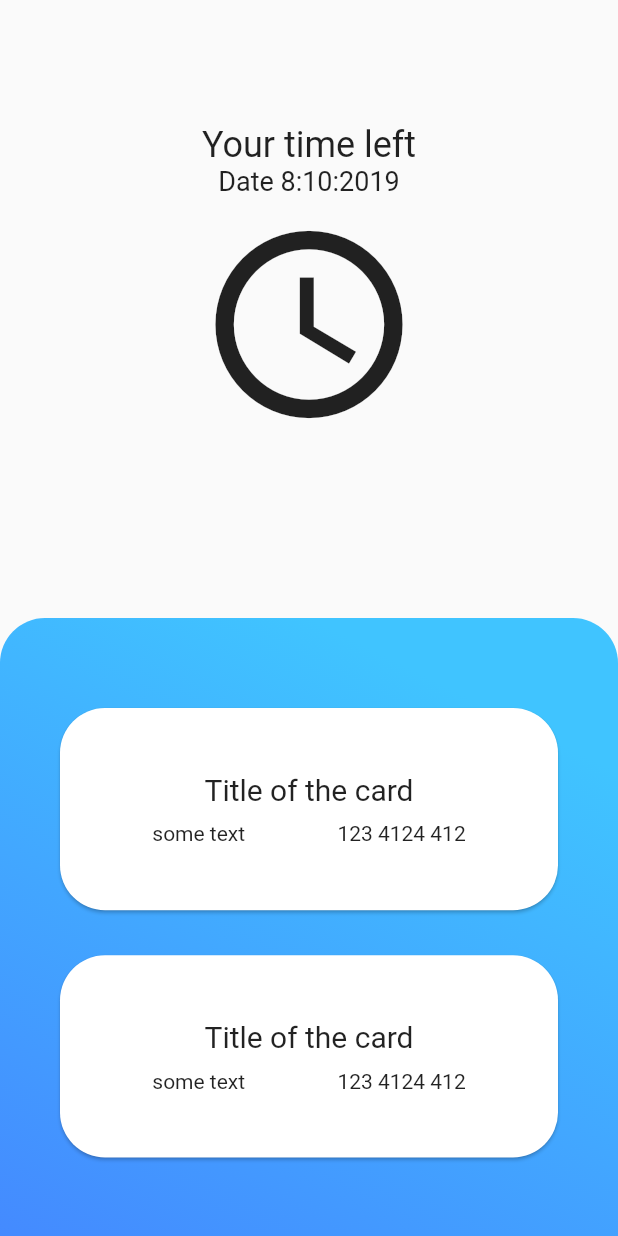
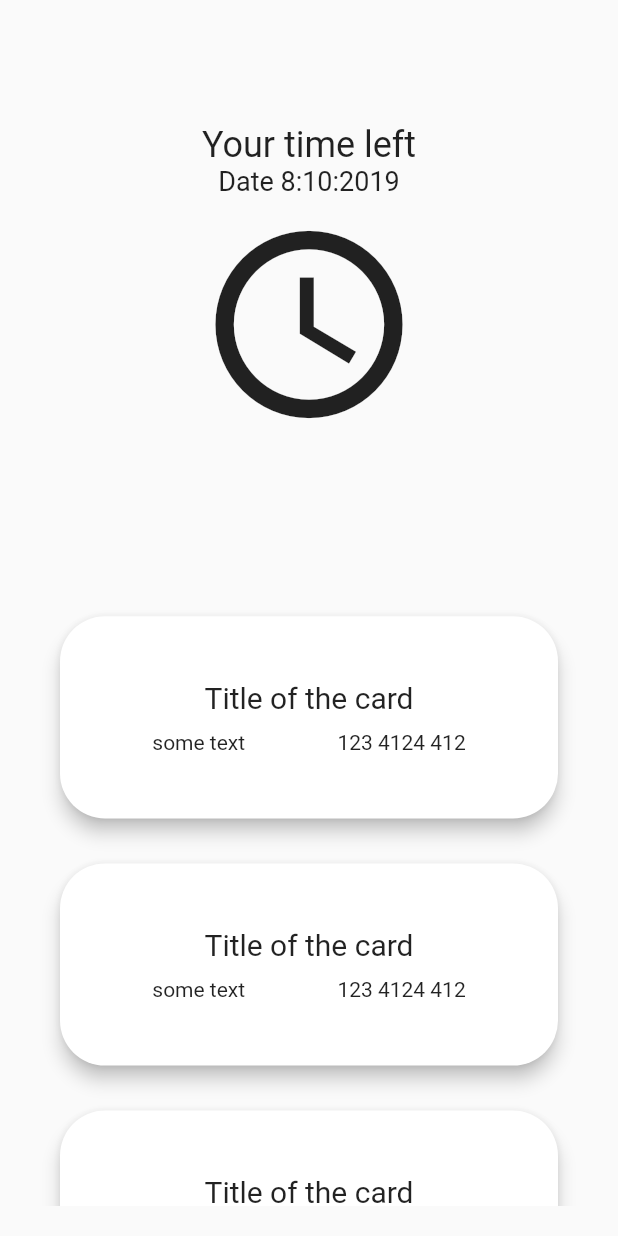
Before and after one commit to ArkadiiShatkovskyi/Flutter, a Flutter app: the screen it shows after launch, on a phone screen of 412 x 824 dp. Run offline on Flutter 3.47's test engine with Material 2 defaults, Android fonts, the light colour scheme and no system bars; our stand-ins replace ant_icons, cloud_firestore, firebase_auth, flare_flutter, gradient_app_bar, smooth_star_rating; accounts and stored records are empty.

Commit message:
UI was changed

```diff
--- a/life_time_app/life_time_app/lib/screens/TimeScreen.dart
+++ b/life_time_app/life_time_app/lib/screens/TimeScreen.dart
@@ -40,30 +40,37 @@ class TimeScreen extends StatelessWidget {
             bottom: 0,
             child: Container(
               width: media.width,
-              height: media.height / 2,
+              height: media.height * .55,
               decoration: BoxDecoration(
-                gradient: LinearGradient(
+                /*gradient: LinearGradient(
                   begin: Alignment.topCenter,
                   end: Alignment.bottomLeft,
                   colors: [
                     Colors.lightBlueAccent,
                     Colors.blueAccent,
                   ],
-                ),
+                ),*/
 //                color: Colors.black54,
+//                border: Border.all(color: Colors.black),
                 borderRadius: BorderRadius.only(
                     topRight: Radius.circular(30),
                     topLeft: Radius.circular(30)),
               ),
               child: Padding(
-                padding: const EdgeInsets.only(top: 30.0, bottom: 30),
+                padding: const EdgeInsets.only(top: 30, bottom: 20),
                 child: ListView(
                   children: <Widget>[
                     SizedBox(
+                      height: 10,
+                    ),
+                    SizedBox(
                       height: media.height * .2,
                       child: Card(
-                        shape: RoundedRectangleBorder(borderRadius: BorderRadius.circular(30)),
-                        margin: EdgeInsets.only(top: 30, left: 40, right: 40),
+                        elevation: 5,
+                        shape: RoundedRectangleBorder(
+                            borderRadius: BorderRadius.circular(30)),
+                        margin:
+                            EdgeInsets.only(left: 40, right: 40, bottom: 30),
                         child: Column(
                           mainAxisAlignment: MainAxisAlignment.center,
                           children: <Widget>[
@@ -90,8 +97,11 @@ class TimeScreen extends StatelessWidget {
 //                      width: media.width * .9,
                       height: media.height * .2,
                       child: Card(
-                        shape: RoundedRectangleBorder(borderRadius: BorderRadius.circular(30)),
-                        margin: EdgeInsets.only(top: 30, left: 40, right: 40),
+                        elevation: 5,
+                        shape: RoundedRectangleBorder(
+                            borderRadius: BorderRadius.circular(30)),
+                        margin:
+                            EdgeInsets.only(left: 40, right: 40, bottom: 30),
                         child: Column(
                           mainAxisAlignment: MainAxisAlignment.center,
                           children: <Widget>[
@@ -118,8 +128,11 @@ class TimeScreen extends StatelessWidget {
 //                      width: media.width * .9,
                       height: media.height * .2,
                       child: Card(
-                        shape: RoundedRectangleBorder(borderRadius: BorderRadius.circular(30)),
-                        margin: EdgeInsets.only(top: 30, left: 40, right: 40),
+                        elevation: 5,
+                        shape: RoundedRectangleBorder(
+                            borderRadius: BorderRadius.circular(30)),
+                        margin:
+                            EdgeInsets.only(left: 40, right: 40, bottom: 30),
                         child: Column(
                           mainAxisAlignment: MainAxisAlignment.center,
                           children: <Widget>[
```
